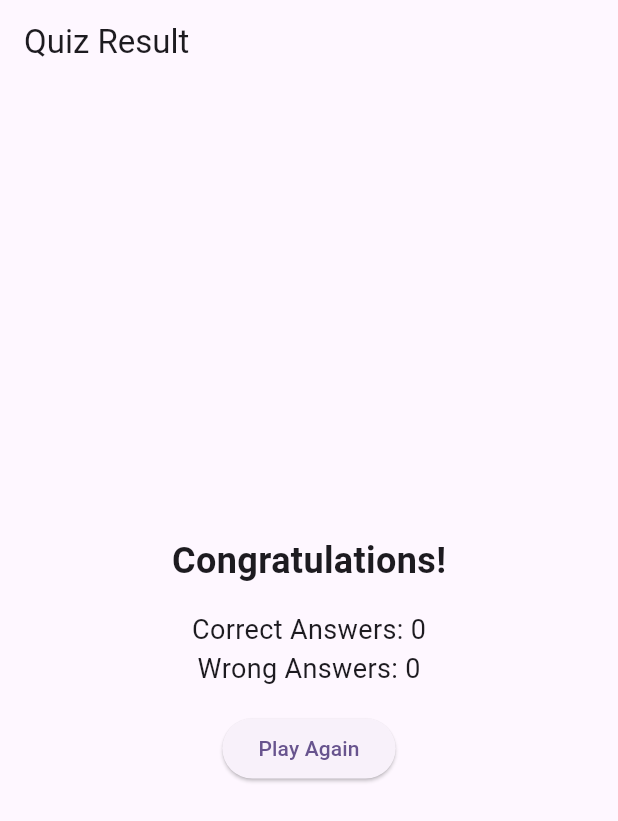
After one commit to ragsanaa/quiz_app, a Flutter app: the ResultScreen screen opened by its route, on a phone screen of 412 x 824 dp. The commit adds this screen. Shown: the top 821 px of the screen. Run offline on Flutter 3.47's test engine with Material 3 defaults, Android fonts, the phone set to English and light mode, and no system bars; our stand-ins replace cloud_firestore, dio, email_validator, file_picker, firebase_auth, firebase_core and 6 more; accounts and stored records are empty; generated files the repository leaves out were written again; network calls fail.

Commit message:
Refactor code and add ResultScreen

```diff
--- a/lib/main.dart
+++ b/lib/main.dart
@@ -9,6 +9,7 @@ import 'package:quiz_app/screens/login_register_screen.dart';
 import 'package:quiz_app/screens/mode_screen.dart';
 import 'package:quiz_app/screens/profile_screen.dart';
 import 'package:quiz_app/screens/quiz_screen.dart';
+import 'package:quiz_app/screens/result_screen.dart';
 import 'package:quiz_app/screens/splash_screen.dart';
 
 import 'firebase_options.dart';
@@ -62,6 +63,10 @@ final GoRouter _router = GoRouter(
       name: 'quiz',
       builder: (context, state) => QuizScreen(),
     ),
+    GoRoute(
+      path: '/result',
+      builder: (context, state) => const ResultScreen(),
+    ),
   ],
 );
 
--- a/lib/providers/provider.dart
+++ b/lib/providers/provider.dart
@@ -41,7 +41,7 @@ final questionsProvider = StreamProvider.autoDispose<List<Result>>(
       return event.docs.asMap().entries.map((entry) {
         final int i = entry.key;
         final e = entry.value;
-        return Result.fromJson(e.data()["question${i + 1}"], id: e.id);
+        return Result.fromJson(e.data(), id: e.id);
       }).toList();
     });
   },
--- a/lib/screens/quiz_screen.dart
+++ b/lib/screens/quiz_screen.dart
@@ -14,9 +14,6 @@ class QuizScreen extends ConsumerWidget {
   @override
   Widget build(BuildContext context, WidgetRef ref) {
     var amount = ref.watch(sliderValue).toString();
-    var category = ref.watch(categoryIdProvider);
-    var difficulty = ref.watch(difficultyProvider);
-    var type = ref.watch(radioValue);
     var nextQuestion = ref.watch(nextQuestionProvider);
 
     var questions = ref.watch(getQuestionProvider);
@@ -132,7 +129,6 @@ class PrevNextButton extends ConsumerWidget {
 
   @override
   Widget build(BuildContext context, WidgetRef ref) {
-    var nextQuestion = ref.watch(nextQuestionProvider);
 
     return Padding(
       padding: paddingAll,
@@ -161,6 +157,12 @@ class PrevNextButton extends ConsumerWidget {
               duration: const Duration(milliseconds: 500),
               curve: Curves.ease,
             );
+          } else if (direction == 'finish') {
+            ref.read(isPressed1.notifier).update((state) => false);
+            ref.read(isPressed2.notifier).update((state) => false);
+            ref.read(isPressed3.notifier).update((state) => false);
+            ref.read(isPressed4.notifier).update((state) => false);
+            GoRouter.of(context).go('/result');
           }
           // else {
           //   if (nextQuestion > 0) {
--- /dev/null
+++ b/lib/screens/result_screen.dart
@@ -0,0 +1,74 @@
+import 'package:flutter/material.dart';
+import 'package:flutter_riverpod/flutter_riverpod.dart';
+import 'package:go_router/go_router.dart';
+import 'package:quiz_app/providers/provider.dart';
+
+class ResultScreen extends ConsumerWidget {
+  const ResultScreen({
+    super.key,
+  });
+
+  @override
+  Widget build(BuildContext context, WidgetRef ref) {
+    var amount = ref.watch(sliderValue).toString();
+    var category = ref.watch(categoryIdProvider);
+    var difficulty = ref.watch(difficultyProvider);
+    var questions = ref.watch(questionsProvider);
+
+    var correctCount = 0;
+    var wrongCount = 0;
+
+    questions.when(
+      data: (data) {
+        for (var i = 0; i < data.length; i++) {
+          if (data[i].selectedAns == data[i].correctAnswer) {
+            correctCount += 1;
+          } else {
+            if (data[i].selectedAns != null) {
+              wrongCount += 1;
+            }
+          }
+        }
+      },
+      loading: () {
+        return const CircularProgressIndicator();
+      },
+      error: (e, s) {},
+    );
+    return Scaffold(
+      appBar: AppBar(
+        title: const Text('Quiz Result'),
+      ),
+      body: Center(
+        child: Column(
+          mainAxisAlignment: MainAxisAlignment.center,
+          children: [
+            const Text(
+              'Congratulations!',
+              style: TextStyle(
+                fontSize: 24,
+                fontWeight: FontWeight.bold,
+              ),
+            ),
+            const SizedBox(height: 16),
+            Text(
+              'Correct Answers: $correctCount',
+              style: const TextStyle(fontSize: 18),
+            ),
+            Text(
+              'Wrong Answers: $wrongCount',
+              style: const TextStyle(fontSize: 18),
+            ),
+            const SizedBox(height: 16),
+            ElevatedButton(
+              onPressed: () {
+                GoRouter.of(context).go('/category');
+              },
+              child: const Text('Play Again'),
+            ),
+          ],
+        ),
+      ),
+    );
+  }
+}
--- a/lib/widgets/question.dart
+++ b/lib/widgets/question.dart
@@ -140,18 +140,24 @@ class Question extends ConsumerWidget {
                   ),
                 ),
               ),
+              if (answers.length > 2)
                 Padding(
                   padding: paddingAll,
                   child: ElevatedButton(
                     onPressed: () {
                       ref.read(isPressed3.notifier).update((state) => !state);
                       if (answers[2].answer == questionData.correctAnswer) {
-                      ref.read(questionServiceProvider.notifier).updateQuestion(
+                        ref
+                            .read(questionServiceProvider.notifier)
+                            .updateQuestion(
                                 questionData.id!,
                                 questionData.copyWith(
-                              selectedAns: answers[2].answer, isCorrect: true));
+                                    selectedAns: answers[2].answer,
+                                    isCorrect: true));
                       } else {
-                      ref.read(questionServiceProvider.notifier).updateQuestion(
+                        ref
+                            .read(questionServiceProvider.notifier)
+                            .updateQuestion(
                                 questionData.id!,
                                 questionData.copyWith(
                                     selectedAns: answers[2].answer,
@@ -167,7 +173,9 @@ class Question extends ConsumerWidget {
                         RoundedRectangleBorder(
                           borderRadius: BorderRadius.circular(50),
                           side: BorderSide(
-                            color: purple, width: 2, style: BorderStyle.solid),
+                              color: purple,
+                              width: 2,
+                              style: BorderStyle.solid),
                         ),
                       ),
                     ),
@@ -180,6 +188,7 @@ class Question extends ConsumerWidget {
                     ),
                   ),
                 ),
+              if (answers.length > 3)
                 Padding(
                   padding: paddingAll,
                   child: ElevatedButton(
@@ -188,12 +197,17 @@ class Question extends ConsumerWidget {
                       if (answers[3].answer == questionData.correctAnswer) {
                         ref.read(isPressed4.notifier).update((state) => !state);
 
-                      ref.read(questionServiceProvider.notifier).updateQuestion(
+                        ref
+                            .read(questionServiceProvider.notifier)
+                            .updateQuestion(
                                 questionData.id!,
                                 questionData.copyWith(
-                              selectedAns: answers[3].answer, isCorrect: true));
+                                    selectedAns: answers[3].answer,
+                                    isCorrect: true));
                       } else {
-                      ref.read(questionServiceProvider.notifier).updateQuestion(
+                        ref
+                            .read(questionServiceProvider.notifier)
+                            .updateQuestion(
                                 questionData.id!,
                                 questionData.copyWith(
                                     selectedAns: answers[3].answer,
@@ -209,7 +223,9 @@ class Question extends ConsumerWidget {
                         RoundedRectangleBorder(
                           borderRadius: BorderRadius.circular(50),
                           side: BorderSide(
-                            color: purple, width: 2, style: BorderStyle.solid),
+                              color: purple,
+                              width: 2,
+                              style: BorderStyle.solid),
                         ),
                       ),
                     ),
```
Lines whose indentation alone changed are shown as unchanged.
